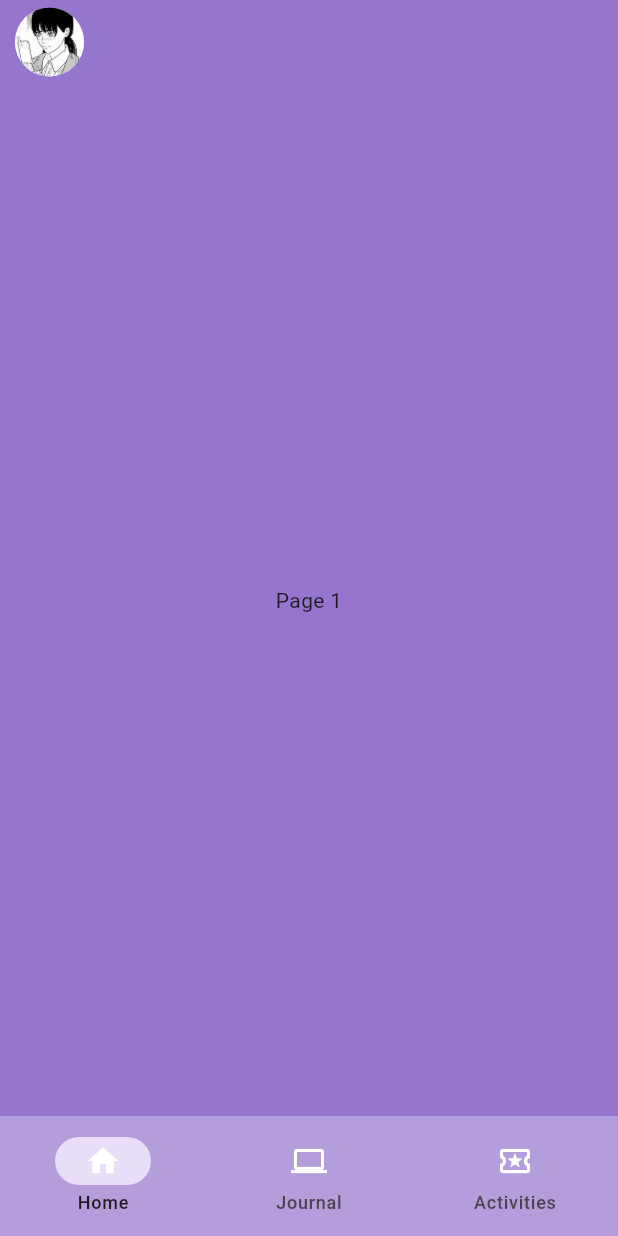
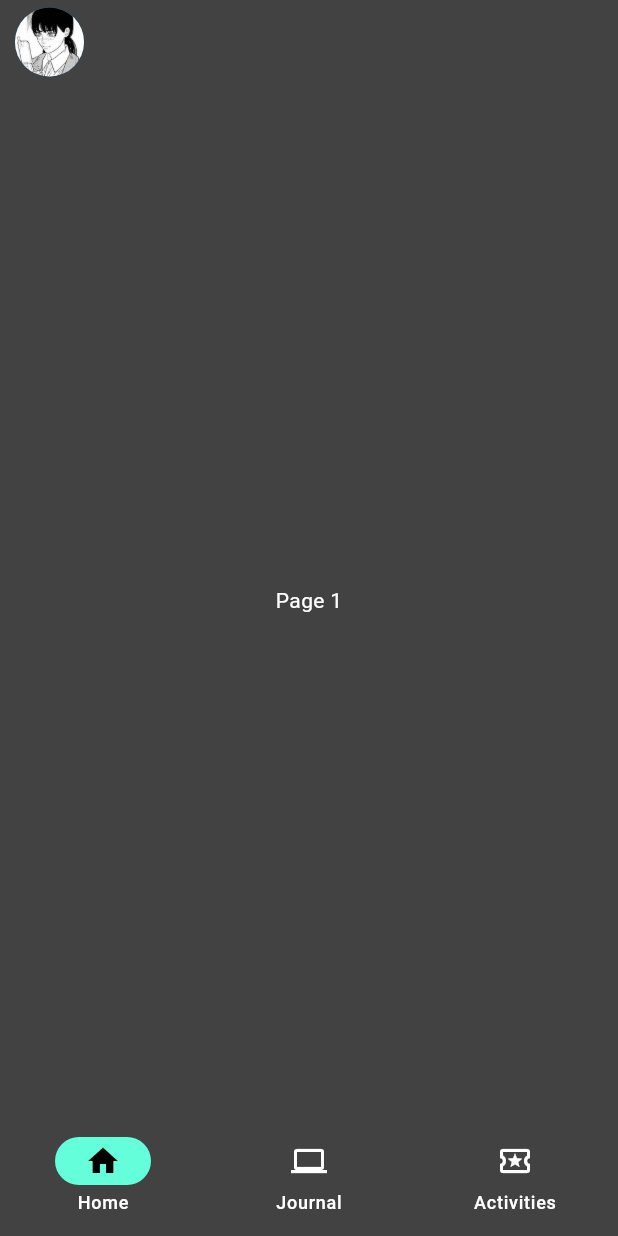
Before and after one commit to ptruong0/mindful-state, a Flutter app: the screen it shows after launch, after a tap on "login", on a phone screen of 412 x 824 dp. Run offline on Flutter 3.47's test engine with Material 2 defaults, Android fonts, the phone set to English and light mode, and no system bars; drawn by our look-alikes of dynamic_color.

Commit message:
dynamic dark/light theme
removed hard coded theme and theme will now be displayed based on the wallpaper of the user's device

```diff
--- a/lib/home_page.dart
+++ b/lib/home_page.dart
@@ -1,34 +1,14 @@
 import 'package:flutter/material.dart';
 import 'package:mindful_state/settings_page.dart';
-import 'package:dynamic_color/dynamic_color.dart';
 
-class HomePage extends StatelessWidget {
+class HomePage extends StatefulWidget {
   const HomePage({super.key});
 
   @override
-  Widget build(BuildContext context) {
-    return MaterialApp(
-      debugShowCheckedModeBanner: false,
-      theme: ThemeData(
-        appBarTheme: AppBarTheme(
-          color: Colors.deepPurple[300],
-        ),
-        // Enable Material 3 (Material You) design.
-        useMaterial3: true,
-      ),
-      home: const MaterialNavigationBar(),
-    );
-  }
+  State<HomePage> createState() => _HomePageState();
 }
 
-class MaterialNavigationBar extends StatefulWidget {
-  const MaterialNavigationBar({super.key});
-
-  @override
-  State<MaterialNavigationBar> createState() => _MaterialNavigationBarState();
-}
-
-class _MaterialNavigationBarState extends State<MaterialNavigationBar> {
+class _HomePageState extends State<HomePage> {
   int currentPageIndex = 0;
   final GlobalKey<ScaffoldState> _scaffoldKey = GlobalKey<ScaffoldState>();
 
@@ -51,7 +31,7 @@ class _MaterialNavigationBarState extends State<MaterialNavigationBar> {
         ),
       ),
       bottomNavigationBar: NavigationBar(
-        backgroundColor: Colors.deepPurple[200],
+        //backgroundColor: Colors.deepPurple[200],
         onDestinationSelected: (int index) {
           setState(
             () {
@@ -64,33 +44,33 @@ class _MaterialNavigationBarState extends State<MaterialNavigationBar> {
           NavigationDestination(
             selectedIcon: Icon(
               Icons.home,
-              color: Colors.white,
+              //color: Colors.white,
             ),
             icon: Icon(
               Icons.home_outlined,
-              color: Colors.white,
+              //color: Colors.white,
             ),
             label: 'Home',
           ),
           NavigationDestination(
             selectedIcon: Icon(
               Icons.laptop,
-              color: Colors.white,
+              //color: Colors.white,
             ),
             icon: Icon(
               Icons.laptop_outlined,
-              color: Colors.white,
+              //color: Colors.white,
             ),
             label: 'Journal',
           ),
           NavigationDestination(
             selectedIcon: Icon(
               Icons.local_activity,
-              color: Colors.white,
+              //color: Colors.white,
             ),
             icon: Icon(
               Icons.local_activity_outlined,
-              color: Colors.white,
+              //color: Colors.white,
             ),
             label: 'Activities',
           ),
@@ -98,21 +78,21 @@ class _MaterialNavigationBarState extends State<MaterialNavigationBar> {
       ),
       body: <Widget>[
         Container(
-          color: Colors.deepPurple[300],
+          //color: Colors.deepPurple[300],
           alignment: Alignment.center,
           child: const Text(
             'Page 1',
           ),
         ),
         Container(
-          color: Colors.deepPurple[300],
+          //color: Colors.deepPurple[300],
           alignment: Alignment.center,
           child: const Text(
             'Page 2',
           ),
         ),
         Container(
-          color: Colors.deepPurple[300],
+          //color: Colors.deepPurple[300],
           alignment: Alignment.center,
           child: const Text(
             'Page 3',
--- a/lib/main.dart
+++ b/lib/main.dart
@@ -1,3 +1,4 @@
+import 'package:dynamic_color/dynamic_color.dart';
 import 'package:flutter/material.dart';
 import 'home_page.dart';
 
@@ -8,20 +9,31 @@ void main() {
 class MindfulState extends StatelessWidget {
   const MindfulState({super.key});
 
+  static final _defaultLightColorScheme =
+      ColorScheme.fromSwatch(primarySwatch: Colors.blue);
+  static final _defaultDarkColorScheme = ColorScheme.fromSwatch(
+      primarySwatch: Colors.blue, brightness: Brightness.dark);
+
   // This widget is the root of your application.
   @override
   Widget build(BuildContext context) {
+    return DynamicColorBuilder(builder: (lightColorScheme, darkColorScheme) {
       return MaterialApp(
         debugShowCheckedModeBanner: false,
         theme: ThemeData(
-        appBarTheme: AppBarTheme(
-          color: Colors.deepPurple[300],
-        ),
+          colorScheme: lightColorScheme ?? _defaultLightColorScheme,
+          //colorScheme: ColorScheme.fromSwatch(primarySwatch: Colors.blue),
           // Enable Material 3 (Material You) design.
           useMaterial3: true,
         ),
+        darkTheme: ThemeData(
+          colorScheme: darkColorScheme ?? _defaultDarkColorScheme,
+          useMaterial3: true,
+        ),
+        themeMode: ThemeMode.dark,
         home: const LoginPage(),
       );
+    });
   }
 }
 
@@ -31,7 +43,7 @@ class LoginPage extends StatelessWidget {
   @override
   Widget build(BuildContext context) {
     return Scaffold(
-      backgroundColor: Colors.deepPurple[300],
+      //backgroundColor: Colors.deepPurple[300],
       body: Center(
         child: Column(
           mainAxisAlignment: MainAxisAlignment.center,
@@ -39,7 +51,7 @@ class LoginPage extends StatelessWidget {
             const Text(
               "welcome to",
               style: TextStyle(
-                color: Colors.white70,
+                //color: Colors.white70,
                 fontSize: 15,
                 fontWeight: FontWeight.bold,
               ),
@@ -47,7 +59,7 @@ class LoginPage extends StatelessWidget {
             const Text(
               "mindful state",
               style: TextStyle(
-                color: Colors.white,
+                //color: Colors.white,
                 fontSize: 50,
                 fontWeight: FontWeight.bold,
               ),
@@ -70,16 +82,16 @@ class LoginPage extends StatelessWidget {
                 );
               },
               style: ElevatedButton.styleFrom(
-                  foregroundColor: Colors.white,
-                  backgroundColor: Colors.deepPurple[200],
+                  //foregroundColor: Colors.white,
+                  //backgroundColor: Colors.deepPurple[200],
                   minimumSize: const Size(100, 40)),
               child: const Text('login'),
             ),
             ElevatedButton(
               onPressed: () {},
               style: ElevatedButton.styleFrom(
-                  foregroundColor: Colors.white,
-                  backgroundColor: Colors.deepPurple[200],
+                  //foregroundColor: Colors.white,
+                  //backgroundColor: Colors.deepPurple[200],
                   minimumSize: const Size(100, 40)),
               child: const Text('sign up'),
             ),
--- a/lib/settings_page.dart
+++ b/lib/settings_page.dart
@@ -8,7 +8,6 @@ class MaterialSettings extends StatelessWidget {
     return Scaffold(
       appBar: AppBar(
         title: const Text("Settings"),
-        backgroundColor: Theme.of(context).primaryColor,
       ),
       body: Center(
         child: Container(
```
Lines whose indentation alone changed are shown as unchanged.
